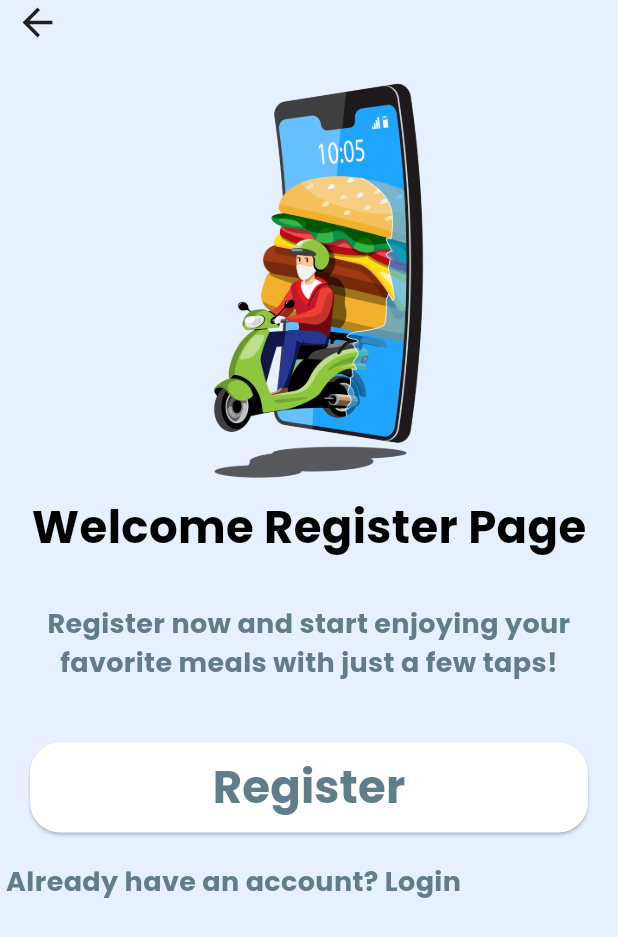
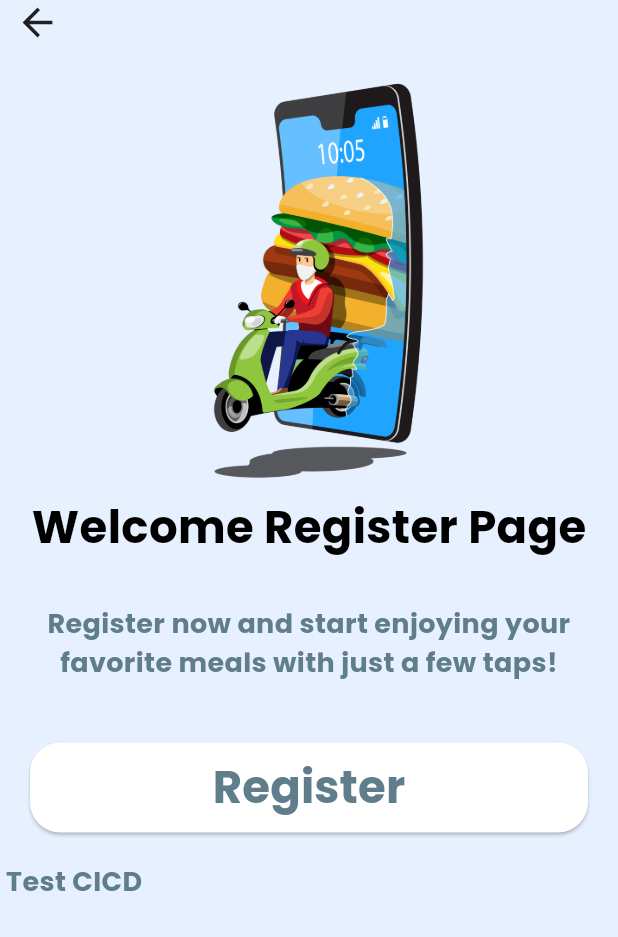
Before and after one commit to lixiuwen168-dev/flutter-cicd-project, a Flutter app: the RegisterPage screen opened directly, on a phone screen of 412 x 824 dp. Shown: the top 937 px of the screen. Run offline on Flutter 3.47's test engine with Material 3 defaults, Android fonts, the phone set to English and light mode, and no system bars; our stand-ins replace google_fonts; network calls fail.

Commit message:
update file

```diff
--- a/lib/pages/onbaording/onbaording.dart
+++ b/lib/pages/onbaording/onbaording.dart
@@ -1,7 +1,6 @@
 import 'package:app_foods/service/wiget_support.dart';
 import 'package:flutter/material.dart';
 import 'package:google_fonts/google_fonts.dart';
-
 import 'both_register_login_page.dart';
 
 class Onbaording extends StatefulWidget {
@@ -63,7 +62,7 @@ class _OnbaordingState extends State<Onbaording> {
                   child: Text(
                     textAlign: TextAlign.center,
                     "Get Start",
-                    style: GoogleFonts.poppins(
+                    style: TextStyle(
                       color: Colors.blueGrey,
                       fontSize: 30,
                       fontWeight: FontWeight.bold,
--- a/lib/pages/onbaording/register_page.dart
+++ b/lib/pages/onbaording/register_page.dart
@@ -91,7 +91,7 @@ class _RegisterPage extends State<RegisterPage> {
             SizedBox(height: 20),
             Text(
               textAlign: TextAlign.center,
-              " Already have an account? Login",
+              " Test CICD",
               style: GoogleFonts.poppins(
                 color: Colors.blueGrey,
                 fontSize: 18,
```
Also changed, not shown: 1 other file.
